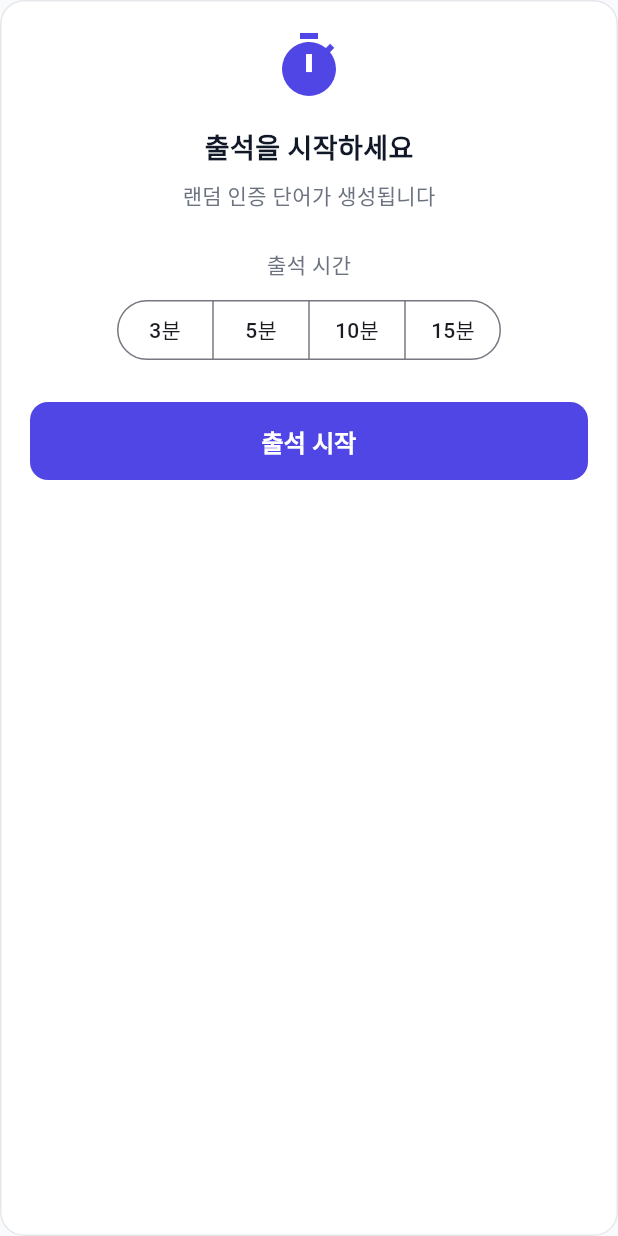
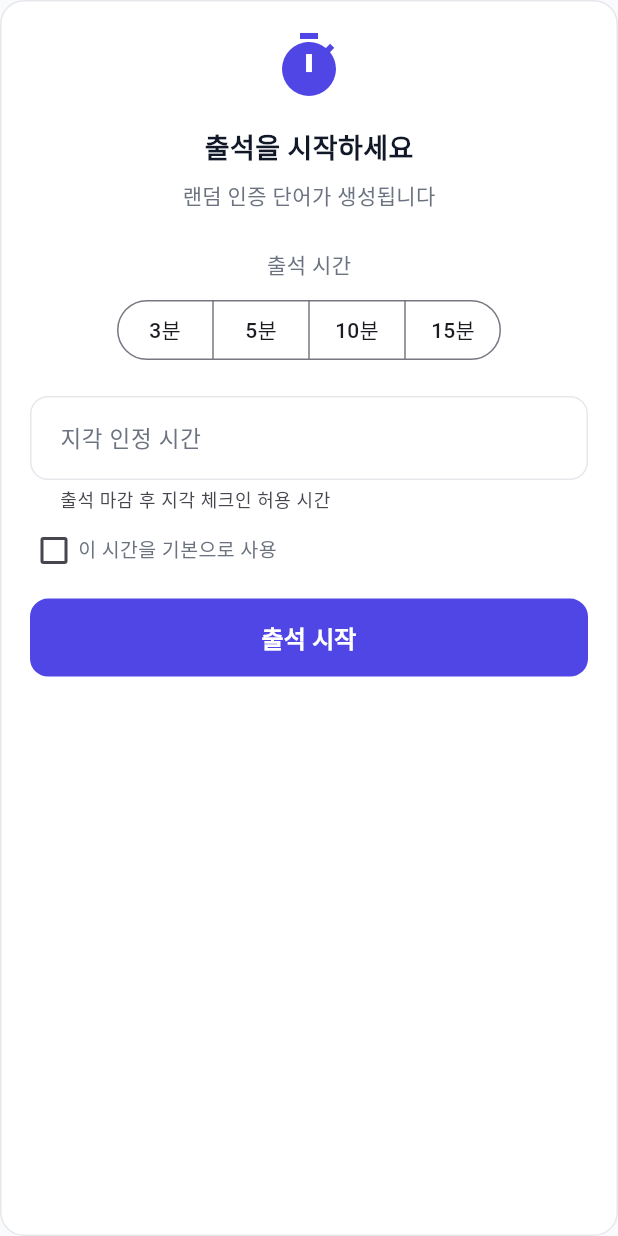
Before and after one commit to StandardJun/Moiza, a Flutter app: the _StartSessionCard widget shown alone on an empty page, opened directly with empty values, on a phone screen of 412 x 824 dp. Run offline on Flutter 3.47's test engine with Material 3 defaults, Android fonts, the phone set to English and light mode, and no system bars; our stand-ins replace cloud_firestore, firebase_auth, firebase_core, go_router, google_mobile_ads; accounts and stored records are empty; network calls fail; statements that could not run were skipped.

Commit message:
Add late grace time setting to attendance start screen
- Add late grace time input field when starting attendance
- Add "save as default" checkbox to persist setting
- PenaltyRule.copyWith() method added
- Improved UX: can set late grace time per session

Co-Authored-By: Claude Opus 4.5 <noreply@anthropic.com>

```diff
--- a/lib/models/study_group_model.dart
+++ b/lib/models/study_group_model.dart
@@ -30,6 +30,20 @@ class PenaltyRule {
       'taskNotDonePenalty': taskNotDonePenalty,
       'lateGracePeriodMinutes': lateGracePeriodMinutes,
     };
+  }
+
+  PenaltyRule copyWith({
+    int? latePenalty,
+    int? absentPenalty,
+    int? taskNotDonePenalty,
+    int? lateGracePeriodMinutes,
+  }) {
+    return PenaltyRule(
+      latePenalty: latePenalty ?? this.latePenalty,
+      absentPenalty: absentPenalty ?? this.absentPenalty,
+      taskNotDonePenalty: taskNotDonePenalty ?? this.taskNotDonePenalty,
+      lateGracePeriodMinutes: lateGracePeriodMinutes ?? this.lateGracePeriodMinutes,
+    );
   }
 }
 
--- a/lib/providers/study_provider.dart
+++ b/lib/providers/study_provider.dart
@@ -254,6 +254,7 @@ class StudyProvider extends ChangeNotifier {
     required String startedBy,
     required int durationMinutes,
     int lateThresholdSeconds = 300,
+    int? lateGracePeriodMinutes,
   }) async {
     _isLoading = true;
     _error = null;
@@ -265,6 +266,7 @@ class StudyProvider extends ChangeNotifier {
         startedBy: startedBy,
         durationMinutes: durationMinutes,
         lateThresholdSeconds: lateThresholdSeconds,
+        lateGracePeriodMinutes: lateGracePeriodMinutes,
       );
       _isLoading = false;
       notifyListeners();
--- a/lib/screens/attendance/attendance_screen.dart
+++ b/lib/screens/attendance/attendance_screen.dart
@@ -23,7 +23,9 @@ class AttendanceScreen extends StatefulWidget {
 class _AttendanceScreenState extends State<AttendanceScreen> {
   final AdService _adService = AdService();
   final _wordController = TextEditingController();
+  final _lateGraceController = TextEditingController();
   int _selectedDuration = 5; // 기본 5분
+  bool _saveAsDefault = false;
   Timer? _refreshTimer;
 
   @override
@@ -32,12 +34,19 @@ class _AttendanceScreenState extends State<AttendanceScreen> {
     WidgetsBinding.instance.addPostFrameCallback((_) {
       final authProvider = context.read<AuthProvider>();
       final attendanceProvider = context.read<AttendanceProvider>();
+      final studyProvider = context.read<StudyProvider>();
 
       if (authProvider.user != null) {
         attendanceProvider.loadUserAttendance(
           studyGroupId: widget.studyGroupId,
           userId: authProvider.user!.id,
         );
+      }
+
+      // 기본 지각 유예 시간 로드
+      final study = studyProvider.selectedStudyGroup;
+      if (study != null) {
+        _lateGraceController.text = study.penaltyRule.lateGracePeriodMinutes.toString();
       }
     });
 
@@ -50,6 +59,7 @@ class _AttendanceScreenState extends State<AttendanceScreen> {
   @override
   void dispose() {
     _wordController.dispose();
+    _lateGraceController.dispose();
     _refreshTimer?.cancel();
     super.dispose();
   }
@@ -60,10 +70,26 @@ class _AttendanceScreenState extends State<AttendanceScreen> {
 
     if (authProvider.user == null) return;
 
+    final lateGraceMinutes = int.tryParse(_lateGraceController.text) ?? 10;
+
+    // 기본값으로 저장 옵션이 선택된 경우
+    if (_saveAsDefault) {
+      final study = studyProvider.selectedStudyGroup;
+      if (study != null && study.penaltyRule.lateGracePeriodMinutes != lateGraceMinutes) {
+        await studyProvider.updatePenaltyRule(
+          studyGroupId: widget.studyGroupId,
+          modifiedBy: authProvider.user!.id,
+          oldRule: study.penaltyRule,
+          newRule: study.penaltyRule.copyWith(lateGracePeriodMinutes: lateGraceMinutes),
+        );
+      }
+    }
+
     final session = await studyProvider.startAttendanceSession(
       studyGroupId: widget.studyGroupId,
       startedBy: authProvider.user!.id,
       durationMinutes: _selectedDuration,
+      lateGracePeriodMinutes: lateGraceMinutes,
     );
 
     if (session != null && mounted) {
@@ -417,6 +443,11 @@ class _AttendanceScreenState extends State<AttendanceScreen> {
                                 onDurationChanged: (value) {
                                   setState(() => _selectedDuration = value);
                                 },
+                                lateGraceController: _lateGraceController,
+                                saveAsDefault: _saveAsDefault,
+                                onSaveAsDefaultChanged: (value) {
+                                  setState(() => _saveAsDefault = value);
+                                },
                                 isLoading: studyProvider.isLoading,
                                 onStart: _startAttendanceSession,
                               );
@@ -695,12 +726,18 @@ class _CheckInCard extends StatelessWidget {
 class _StartSessionCard extends StatelessWidget {
   final int selectedDuration;
   final ValueChanged<int> onDurationChanged;
+  final TextEditingController lateGraceController;
+  final bool saveAsDefault;
+  final ValueChanged<bool> onSaveAsDefaultChanged;
   final bool isLoading;
   final VoidCallback onStart;
 
   const _StartSessionCard({
     required this.selectedDuration,
     required this.onDurationChanged,
+    required this.lateGraceController,
+    required this.saveAsDefault,
+    required this.onSaveAsDefaultChanged,
     required this.isLoading,
     required this.onStart,
   });
@@ -755,7 +792,44 @@ class _StartSessionCard extends StatelessWidget {
                 onDurationChanged(selected.first);
               },
             ),
-            const SizedBox(height: 24),
+            const SizedBox(height: 20),
+            // 지각 인정 시간 설정
+            Row(
+              children: [
+                Expanded(
+                  child: TextField(
+                    controller: lateGraceController,
+                    keyboardType: TextInputType.number,
+                    decoration: const InputDecoration(
+                      labelText: '지각 인정 시간',
+                      suffixText: '분',
+                      helperText: '출석 마감 후 지각 체크인 허용 시간',
+                      isDense: true,
+                    ),
+                  ),
+                ),
+              ],
+            ),
+            const SizedBox(height: 8),
+            // 기본값 저장 체크박스
+            Row(
+              children: [
+                Checkbox(
+                  value: saveAsDefault,
+                  onChanged: (value) => onSaveAsDefaultChanged(value ?? false),
+                  materialTapTargetSize: MaterialTapTargetSize.shrinkWrap,
+                  visualDensity: VisualDensity.compact,
+                ),
+                const Text(
+                  '이 시간을 기본으로 사용',
+                  style: TextStyle(
+                    fontSize: 13,
+                    color: AppTheme.textSecondary,
+                  ),
+                ),
+              ],
+            ),
+            const SizedBox(height: 16),
             SizedBox(
               width: double.infinity,
               child: ElevatedButton(
```
Also changed, not shown: lib/services/study_service.dart (+4 -3 lines), 1 other file.
